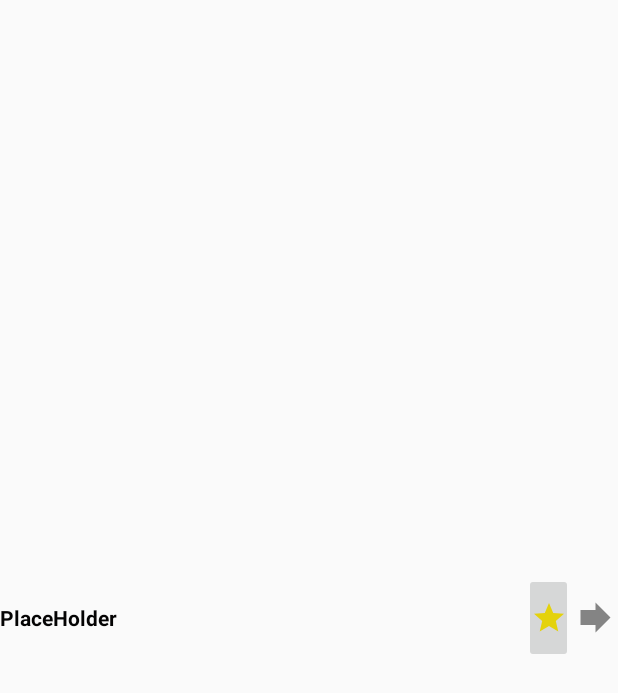
After one commit to gregfrasco/MBTABuddy, an Android app: the layout search_item_station.xml on its own in the app's theme, with its tools: preview values and no code run, on a phone screen of 412 x 824 dp. The commit adds this screen. Shown: the top 693 px of the screen. Run offline under Robolectric (Android 15) with nearby library versions, the phone set to English and light mode, and no system bars.

Commit message:
Fav from search, fav from fav list, Adapter search list

```diff
--- a/app/src/main/java/com/Activities/FavoritesFragment.java
+++ b/app/src/main/java/com/Activities/FavoritesFragment.java
@@ -154,7 +154,9 @@ public class FavoritesFragment extends Fragment {
         addItem.setOnMenuItemClickListener(new MenuItem.OnMenuItemClickListener() {
             @Override
             public boolean onMenuItemClick(MenuItem item) {
-                //TODO: need a view
+                //Start search activity for adding favorites
+                Intent searchIntent = new Intent(getActivity(), SearchActivity.class);
+                startActivity(searchIntent);
 
                 return false;
             }
--- a/app/src/main/java/com/Activities/MainActivity.java
+++ b/app/src/main/java/com/Activities/MainActivity.java
@@ -18,6 +18,7 @@ import android.widget.ArrayAdapter;
 import android.widget.ListView;
 import android.widget.RelativeLayout;
 
+import DataManagement.DataStorageManager;
 import gmap.MapManager;
 import mbta.Line;
 import mbta.Lines;
--- /dev/null
+++ b/app/src/main/res/drawable/ic_forward_24dp.xml
@@ -0,0 +1,9 @@
+<vector xmlns:android="http://schemas.android.com/apk/res/android"
+        android:width="24dp"
+        android:height="24dp"
+        android:viewportWidth="24.0"
+        android:viewportHeight="24.0">
+    <path
+        android:fillColor="#848484"
+        android:pathData="M12,8V4l8,8 -8,8v-4H4V8z"/>
+</vector>
--- /dev/null
+++ b/app/src/main/res/layout/search_item_station.xml
@@ -0,0 +1,32 @@
+<?xml version="1.0" encoding="utf-8"?>
+<LinearLayout xmlns:android="http://schemas.android.com/apk/res/android"
+    android:orientation="horizontal" android:layout_width="match_parent"
+    android:layout_height="match_parent"
+    android:descendantFocusability="blocksDescendants">
+
+    <TextView
+        android:textStyle="bold"
+        android:fontFamily="Helvetica"
+        android:text="PlaceHolder"
+        android:layout_gravity="center"
+        android:layout_weight="1"
+        android:id = "@+id/result_Name"
+        android:layout_width="match_parent"
+        android:layout_height="wrap_content"
+        android:textColor="#040303" />
+
+    <ImageButton
+        android:layout_gravity="center"
+        android:layout_weight="6"
+        android:id = "@+id/FavoriteBtn"
+        android:layout_width="match_parent"
+        android:layout_height="60dp"
+        android:src="@drawable/ic_star_24dp"/>
+
+    <ImageView
+        android:layout_gravity="center"
+        android:src="@drawable/ic_forward_24dp"
+        android:layout_width="30dp"
+        android:layout_height="30dp" />
+
+</LinearLayout>
```
Also changed, not shown: app/src/main/java/com/Activities/SearchActivity.java (+7 -10 lines), app/src/main/java/com/Activities/SearchResultListItemAdapter.java (added, +62 -0 lines).
